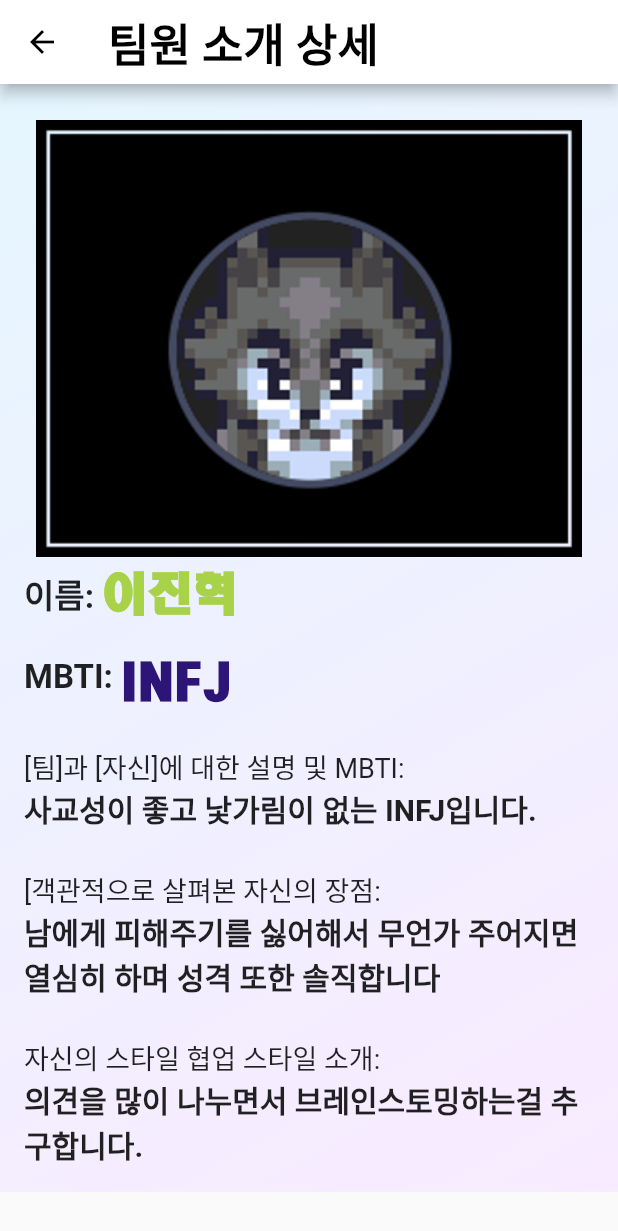
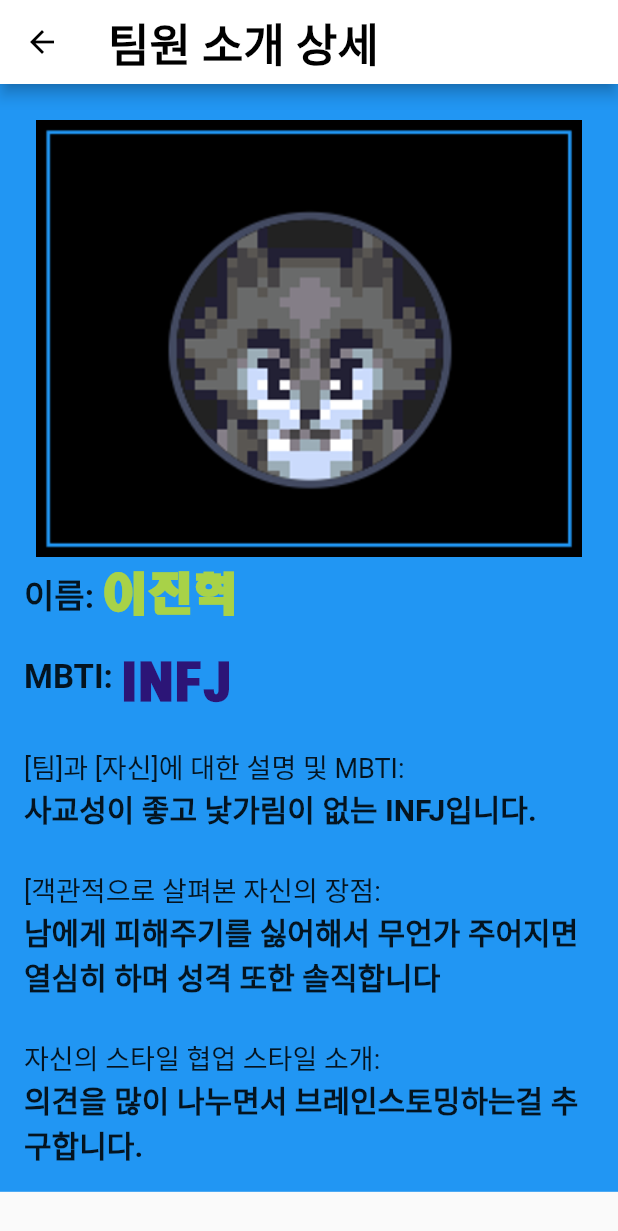
Before and after one commit to jh4016/team-project, a Flutter app: the TeamMemberDetailPage screen opened directly with sample values from the repository, on a phone screen of 412 x 824 dp. Shown: the top 1231 px of the screen. Run offline on Flutter 3.47's test engine with Material 2 defaults, Android fonts, the light colour scheme and no system bars; network calls fail.

Commit message:
팀원 소개 상세 배경색 추가

```diff
--- a/lib/teamIntroduction.dart
+++ b/lib/teamIntroduction.dart
@@ -1,4 +1,5 @@
 import 'package:flutter/material.dart';
+import 'package:flutter/rendering.dart';
 import 'package:teamproject/teammembers.dart';
 import 'teamIntroductionDetail.dart';
 
@@ -8,6 +9,7 @@ class TeamMember {
   final String description;
   final String merit;
   final String style;
+  final Color backgroundColor;
   final String image;
 
   TeamMember({
@@ -16,6 +18,7 @@ class TeamMember {
     required this.description,
     required this.merit,
     required this.style,
+    required this.backgroundColor,
     required this.image,
   });
 }
@@ -236,6 +239,7 @@ class _TeamIntroductionPageState extends State<TeamIntroductionPage> {
                           description: description,
                           merit: merit,
                           style: style,
+                          backgroundColor: RenderErrorBox.backgroundColor,
                           image: "assets/images/img1.png");
 
                       addTeamMember(newMember);
--- a/lib/teamIntroductionDetail.dart
+++ b/lib/teamIntroductionDetail.dart
@@ -21,16 +21,7 @@ class TeamMemberDetailPage extends StatelessWidget {
         iconTheme: IconThemeData(color: Color(0xFF000000)),
       ),
       body: Container(
-        decoration: BoxDecoration(
-          gradient: LinearGradient(
-            begin: Alignment.topLeft,
-            end: Alignment.bottomRight,
-            colors: [
-              Color(0xFFE5F6FF), // 첫 번째 색상
-              Color(0xFFF9EBFF), // 두 번째 색상
-            ],
-          ),
-        ),
+        color: member.backgroundColor, // 멤버의 배경색 설정
         child: SingleChildScrollView(
           scrollDirection: Axis.vertical,
           child: Padding(
```
Also changed, not shown: lib/teammembers.dart (+7 -0 lines).
